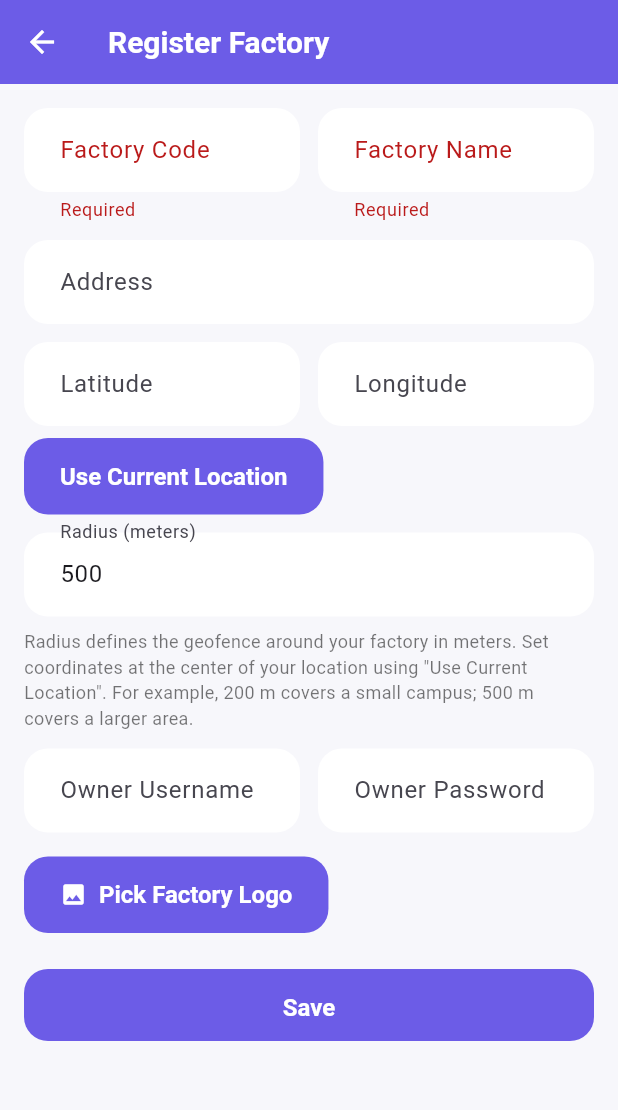
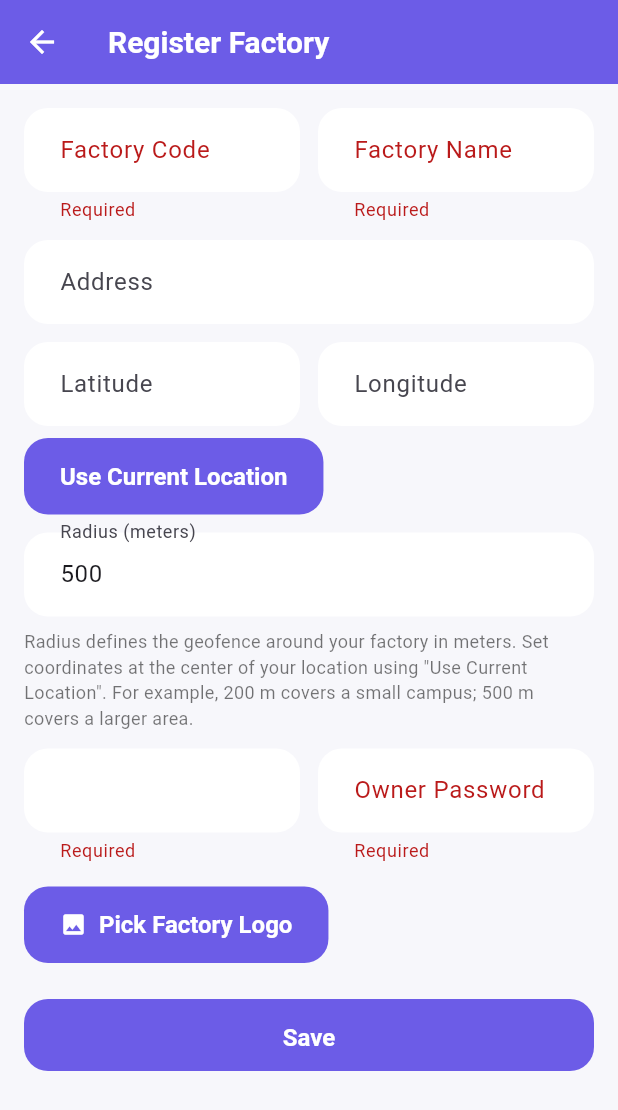
Before and after one commit to invincible361/FactoryFlow, a Flutter app: the FactoryRegistrationPage screen opened directly, after a tap on "Save", on a phone screen of 412 x 824 dp. Shown: the top 1110 px of the screen. Run offline on Flutter 3.47's test engine with Material 3 defaults, Android fonts, the phone set to English and light mode, and no system bars; our stand-ins replace device_info_plus, file_picker, firebase_core, firebase_messaging, fl_chart, flutter_local_notifications and 5 more; missing offline and left inert: excel, workmanager; accounts and stored records are empty.

Commit message:
Adjust input validation lengths and add missing validators in registration

```diff
--- a/flutter_application_1/lib/screens/login_screen.dart
+++ b/flutter_application_1/lib/screens/login_screen.dart
@@ -290,7 +290,7 @@ class _LoginScreenState extends State<LoginScreen> {
                             if (value == null || value.isEmpty) {
                               return 'Please enter organization code';
                             }
-                            if (value.length < 3) {
+                            if (value.length < 2) {
                               return 'Organization code too short';
                             }
                             // Only allow alphanumeric characters
@@ -310,7 +310,7 @@ class _LoginScreenState extends State<LoginScreen> {
                             if (value == null || value.isEmpty) {
                               return 'Please enter username';
                             }
-                            if (value.length < 3) {
+                            if (value.length < 2) {
                               return 'Username too short';
                             }
                             return null;
@@ -550,8 +550,11 @@ class _FactoryRegistrationPageState extends State<FactoryRegistrationPage> {
                         decoration: const InputDecoration(
                           labelText: 'Factory Code',
                         ),
-                        validator: (v) =>
-                            (v == null || v.trim().isEmpty) ? 'Required' : null,
+                        validator: (v) {
+                          if (v == null || v.trim().isEmpty) return 'Required';
+                          if (v.trim().length < 2) return 'Too short';
+                          return null;
+                        },
                       ),
                     ),
                     const SizedBox(width: 12),
@@ -561,8 +564,11 @@ class _FactoryRegistrationPageState extends State<FactoryRegistrationPage> {
                         decoration: const InputDecoration(
                           labelText: 'Factory Name',
                         ),
-                        validator: (v) =>
-                            (v == null || v.trim().isEmpty) ? 'Required' : null,
+                        validator: (v) {
+                          if (v == null || v.trim().isEmpty) return 'Required';
+                          if (v.trim().length < 2) return 'Too short';
+                          return null;
+                        },
                       ),
                     ),
                   ],
@@ -631,9 +637,11 @@ class _FactoryRegistrationPageState extends State<FactoryRegistrationPage> {
                     Expanded(
                       child: TextFormField(
                         controller: _ownerUserController,
-                        decoration: const InputDecoration(
-                          labelText: 'Owner Username',
-                        ),
+                        validator: (v) {
+                          if (v == null || v.trim().isEmpty) return 'Required';
+                          if (v.trim().length < 2) return 'Too short';
+                          return null;
+                        },
                       ),
                     ),
                     const SizedBox(width: 12),
@@ -644,6 +652,11 @@ class _FactoryRegistrationPageState extends State<FactoryRegistrationPage> {
                           labelText: 'Owner Password',
                         ),
                         obscureText: true,
+                        validator: (v) {
+                          if (v == null || v.trim().isEmpty) return 'Required';
+                          if (v.trim().length < 2) return 'Too short';
+                          return null;
+                        },
                       ),
                     ),
                   ],
```
